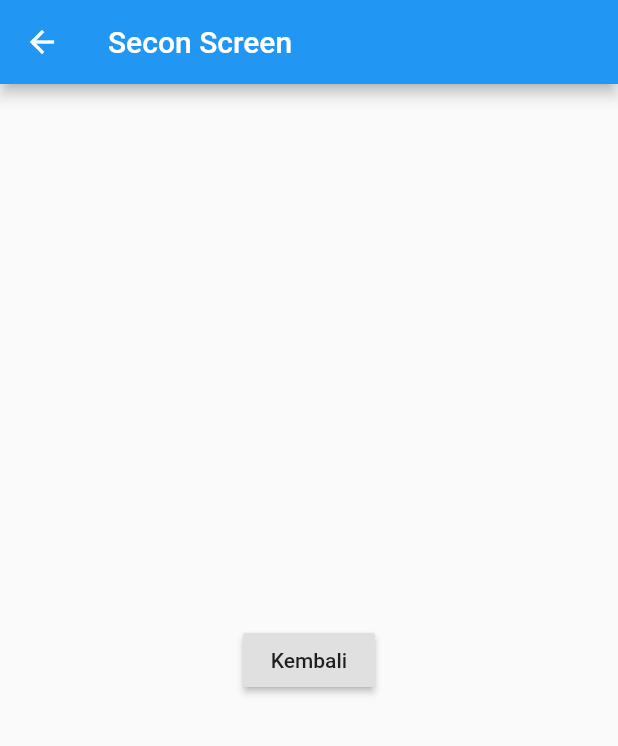
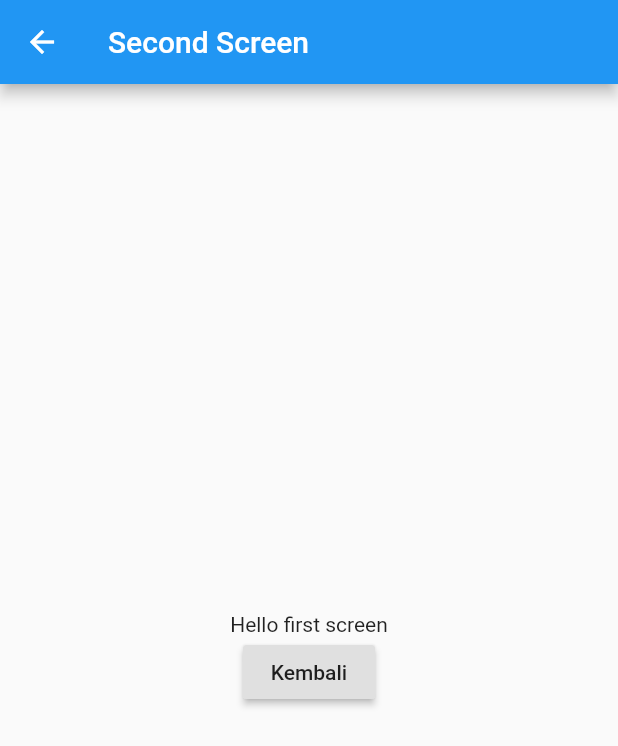
Before and after one commit to ahmaduunnail/flutter-widget, a Flutter app: the FirstScreen screen opened directly, after a tap on "Pindah Screen", on a phone screen of 412 x 824 dp. Shown: the top 746 px of the screen. Run offline on Flutter 3.47's test engine with Material 2 defaults, Android fonts, the phone set to English and light mode, and no system bars; network calls fail.

Commit message:
Navigation data

```diff
--- a/lib/navigation.dart
+++ b/lib/navigation.dart
@@ -1,6 +1,7 @@
 import 'package:flutter/material.dart';
 
 class FirstScreen extends StatelessWidget {
+  String message = "Hello first screen";
   @override
   Widget build(BuildContext context) {
     return Scaffold(
@@ -17,7 +18,7 @@ class FirstScreen extends StatelessWidget {
               context,
               MaterialPageRoute(
                 builder: (context) {
-                  return SecondScreen();
+                  return SecondScreen(message);
                 },
               ),
             );
@@ -29,16 +30,26 @@ class FirstScreen extends StatelessWidget {
 }
 
 class SecondScreen extends StatelessWidget {
+  final String message;
+
+  SecondScreen(this.message);
+
   @override
   Widget build(BuildContext context) {
     return Scaffold(
         appBar: AppBar(
-          title: Text("Secon Screen"),
+          title: Text("Second Screen"),
         ),
         body: Center(
-          child: RaisedButton(child: Text("Kembali"), onPressed: () {
-            Navigator.pop(context);
-          },),
-        ));
+          child: Column(
+            mainAxisSize: MainAxisSize.min,
+            children: <Widget>[
+              Text(message),
+              RaisedButton(child: Text("Kembali"), onPressed: () {
+                Navigator.pop(context);
+              },),
+            ],
+          ),
+        ),);
   }
 }
```
